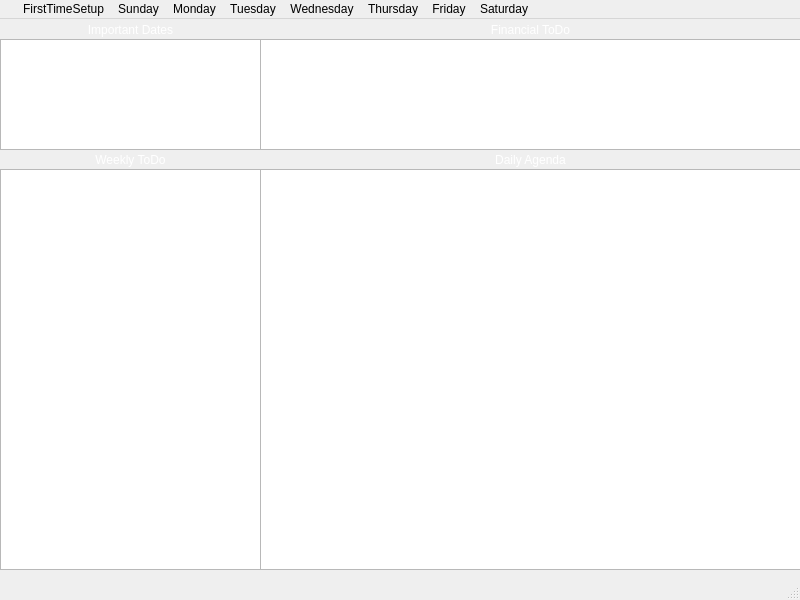
This is mainwindow.ui in krmiller678/KyleKalendar as Qt 5 draws it before an edit. The edited form follows.
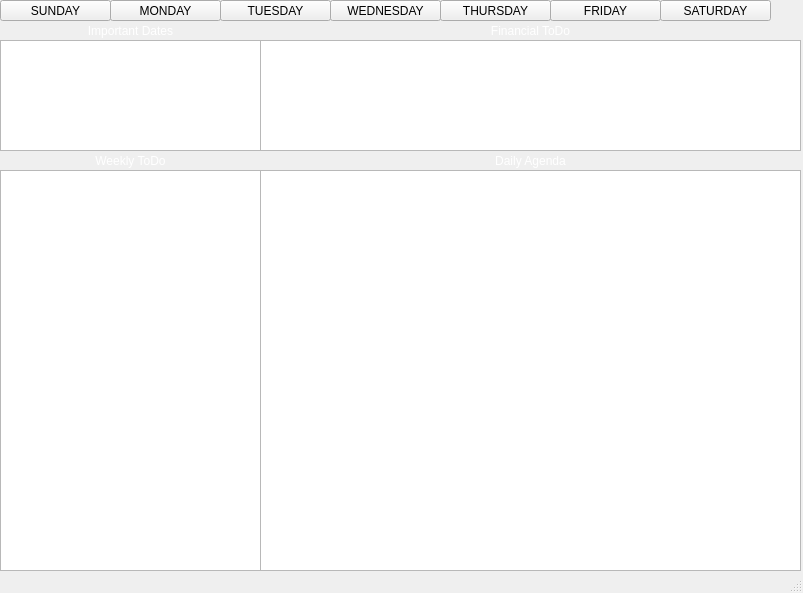
This is the edited form.

The edit to the form file:
```diff
--- a/mainwindow.ui
+++ b/mainwindow.ui
@@ -6,8 +6,8 @@
    <rect>
     <x>0</x>
     <y>0</y>
-    <width>800</width>
-    <height>600</height>
+    <width>803</width>
+    <height>593</height>
    </rect>
   </property>
   <property name="windowTitle">
@@ -18,7 +18,7 @@
     <property name="geometry">
      <rect>
       <x>0</x>
-      <y>150</y>
+      <y>170</y>
       <width>261</width>
       <height>401</height>
      </rect>
@@ -31,20 +31,21 @@
     <property name="geometry">
      <rect>
       <x>0</x>
-      <y>20</y>
+      <y>40</y>
       <width>261</width>
       <height>111</height>
      </rect>
     </property>
     <property name="styleSheet">
-     <string notr="true">font: 10pt &quot;Segoe UI&quot;;</string>
+     <string notr="true">font: 10pt &quot;Segoe UI&quot;;
+text-decoration: line-through;</string>
     </property>
    </widget>
    <widget class="QListWidget" name="DailyEvents">
     <property name="geometry">
      <rect>
       <x>260</x>
-      <y>150</y>
+      <y>170</y>
       <width>541</width>
       <height>401</height>
      </rect>
@@ -57,7 +58,7 @@
     <property name="geometry">
      <rect>
       <x>260</x>
-      <y>20</y>
+      <y>40</y>
       <width>541</width>
       <height>111</height>
      </rect>
@@ -70,7 +71,7 @@
     <property name="geometry">
      <rect>
       <x>0</x>
-      <y>0</y>
+      <y>20</y>
       <width>261</width>
       <height>21</height>
      </rect>
@@ -92,7 +93,7 @@
     <property name="geometry">
      <rect>
       <x>0</x>
-      <y>130</y>
+      <y>150</y>
       <width>261</width>
       <height>21</height>
      </rect>
@@ -114,7 +115,7 @@
     <property name="geometry">
      <rect>
       <x>260</x>
-      <y>130</y>
+      <y>150</y>
       <width>541</width>
       <height>21</height>
      </rect>
@@ -136,7 +137,7 @@
     <property name="geometry">
      <rect>
       <x>260</x>
-      <y>0</y>
+      <y>20</y>
       <width>541</width>
       <height>21</height>
      </rect>
@@ -154,72 +155,103 @@
      <set>Qt::AlignmentFlag::AlignCenter</set>
     </property>
    </widget>
-  </widget>
-  <widget class="QMenuBar" name="menubar">
+   <widget class="QPushButton" name="Sunday">
    <property name="geometry">
     <rect>
      <x>0</x>
      <y>0</y>
-     <width>800</width>
+      <width>111</width>
      <height>21</height>
     </rect>
    </property>
-   <widget class="QMenu" name="menuKyleKalendar">
-    <property name="title">
-     <string/>
+    <property name="text">
+     <string>SUNDAY</string>
     </property>
    </widget>
-   <widget class="QMenu" name="menuMonday">
-    <property name="title">
-     <string>Monday</string>
+   <widget class="QPushButton" name="Monday">
+    <property name="geometry">
+     <rect>
+      <x>110</x>
+      <y>0</y>
+      <width>111</width>
+      <height>21</height>
+     </rect>
     </property>
-   </widget>
-   <widget class="QMenu" name="menuTuesday">
-    <property name="title">
-     <string>Tuesday</string>
+    <property name="text">
+     <string>MONDAY</string>
     </property>
    </widget>
-   <widget class="QMenu" name="menuWednesday">
-    <property name="title">
-     <string>Wednesday</string>
+   <widget class="QPushButton" name="Tuesday">
+    <property name="geometry">
+     <rect>
+      <x>220</x>
+      <y>0</y>
+      <width>111</width>
+      <height>21</height>
+     </rect>
     </property>
-   </widget>
-   <widget class="QMenu" name="menuThursday">
-    <property name="title">
-     <string>Thursday</string>
+    <property name="text">
+     <string>TUESDAY</string>
     </property>
    </widget>
-   <widget class="QMenu" name="menuFriday">
-    <property name="title">
-     <string>Friday</string>
+   <widget class="QPushButton" name="Wednesday">
+    <property name="geometry">
+     <rect>
+      <x>330</x>
+      <y>0</y>
+      <width>111</width>
+      <height>21</height>
+     </rect>
     </property>
+    <property name="text">
+     <string>WEDNESDAY</string>
+    </property>
    </widget>
-   <widget class="QMenu" name="menuSaturday">
-    <property name="title">
-     <string>Saturday</string>
+   <widget class="QPushButton" name="Thursday">
+    <property name="geometry">
+     <rect>
+      <x>440</x>
+      <y>0</y>
+      <width>111</width>
+      <height>21</height>
+     </rect>
     </property>
+    <property name="text">
+     <string>THURSDAY</string>
+    </property>
    </widget>
-   <widget class="QMenu" name="menuSunday">
-    <property name="title">
-     <string>Sunday</string>
+   <widget class="QPushButton" name="Friday">
+    <property name="geometry">
+     <rect>
+      <x>550</x>
+      <y>0</y>
+      <width>111</width>
+      <height>21</height>
+     </rect>
     </property>
+    <property name="text">
+     <string>FRIDAY</string>
+    </property>
    </widget>
-   <widget class="QMenu" name="menuFirstTimeSetup">
-    <property name="title">
-     <string>FirstTimeSetup</string>
+   <widget class="QPushButton" name="Saturday">
+    <property name="geometry">
+     <rect>
+      <x>660</x>
+      <y>0</y>
+      <width>111</width>
+      <height>21</height>
+     </rect>
     </property>
+    <property name="text">
+     <string>SATURDAY</string>
+    </property>
    </widget>
-   <addaction name="menuKyleKalendar"/>
-   <addaction name="menuFirstTimeSetup"/>
-   <addaction name="menuSunday"/>
-   <addaction name="menuMonday"/>
-   <addaction name="menuTuesday"/>
-   <addaction name="menuWednesday"/>
-   <addaction name="menuThursday"/>
-   <addaction name="menuFriday"/>
-   <addaction name="menuSaturday"/>
   </widget>
-  <widget class="QStatusBar" name="statusbar"/>
+  <widget class="QStatusBar" name="statusbar">
+   <property name="mouseTracking">
+    <bool>false</bool>
+   </property>
+  </widget>
  </widget>
  <resources/>
  <connections/>
```
Left out of the diff: 8 changed lines with no effect on the pictures. Lines whose indentation alone changed are shown as unchanged.
